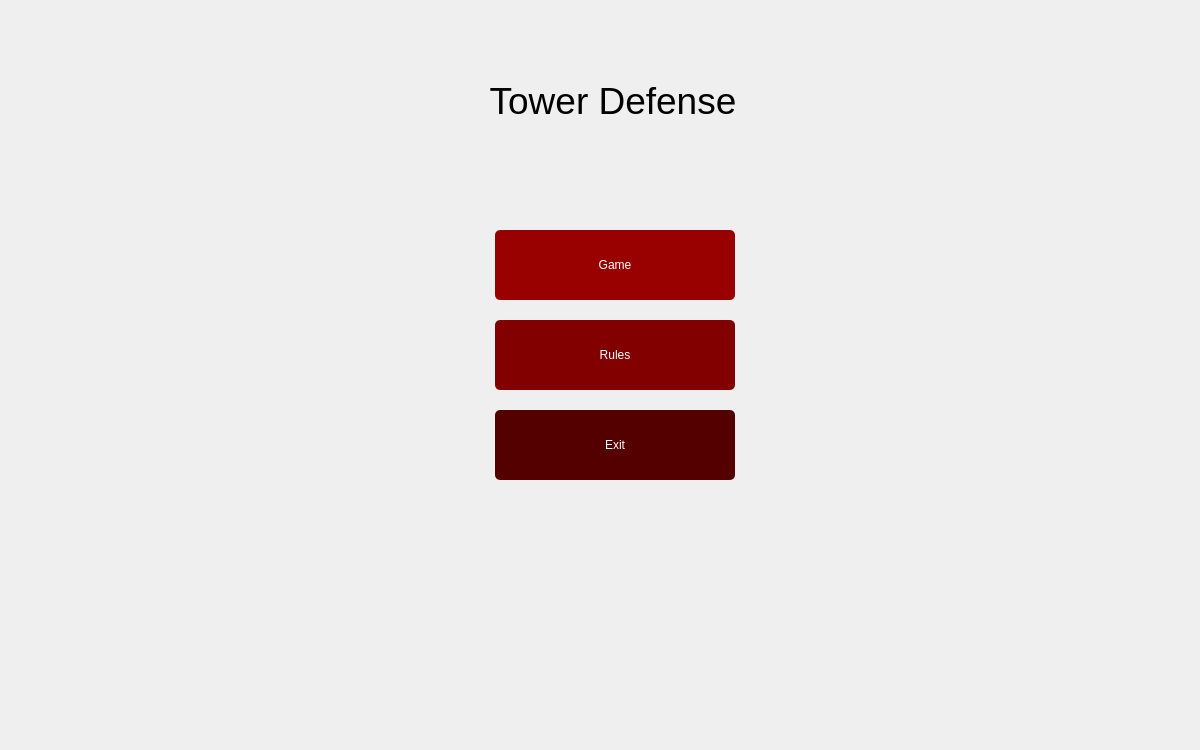
Above: TowerDefense/mainwindow.ui from vanny-laure-lamorte/POODPUML before the change. Below: the same form after it.
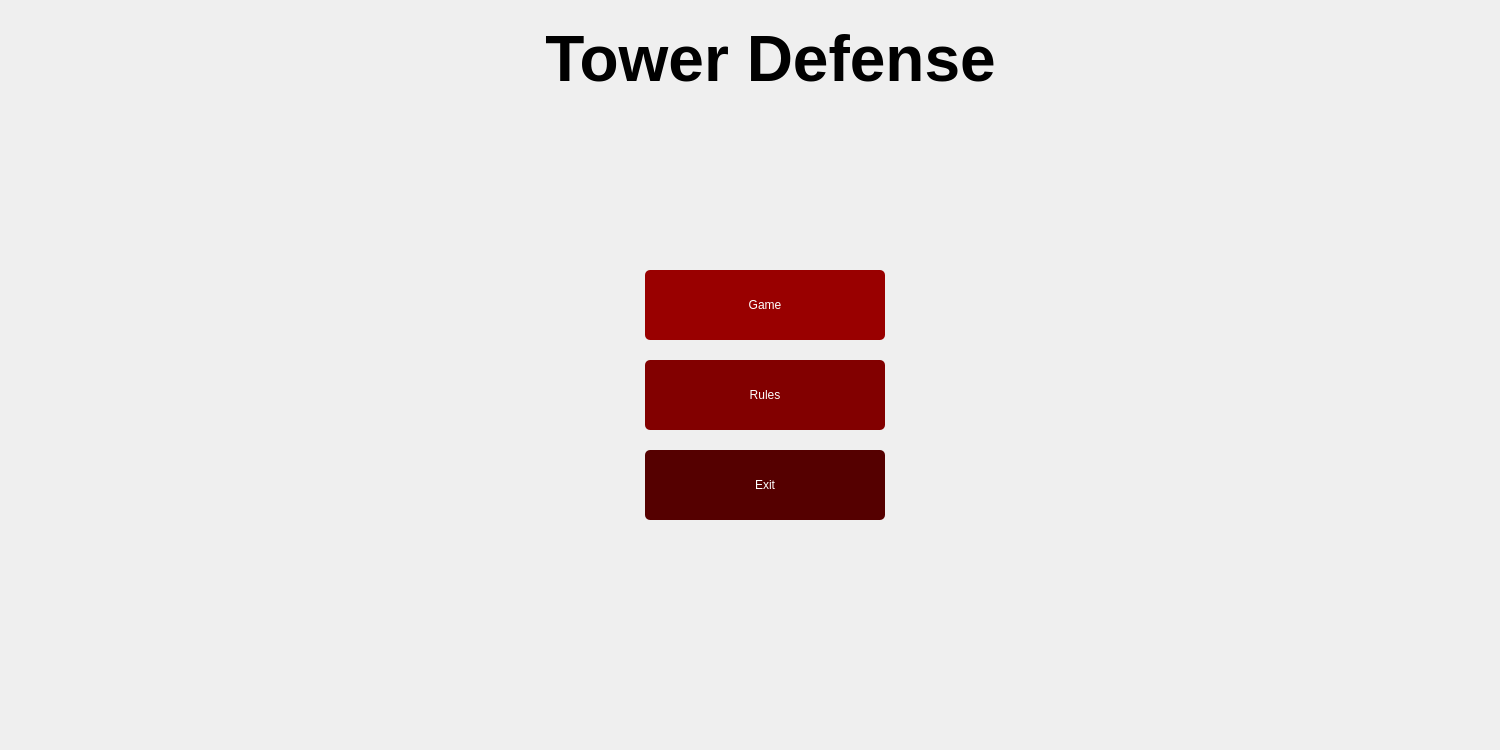
That is the form after the change. The open tabs and pages were chosen to show the change. Icons and pictures are not drawn.

Commit message: (feat) Added return to enu button on page game

The edit to the form file:
```diff
--- a/TowerDefense/mainwindow.ui
+++ b/TowerDefense/mainwindow.ui
@@ -6,13 +6,13 @@
    <rect>
     <x>0</x>
     <y>0</y>
-    <width>1200</width>
+    <width>1500</width>
     <height>750</height>
    </rect>
   </property>
   <property name="maximumSize">
    <size>
-    <width>1200</width>
+    <width>1500</width>
     <height>750</height>
    </size>
   </property>
@@ -26,6 +26,18 @@
    <string notr="true"/>
   </property>
   <widget class="QWidget" name="centralwidget">
+   <property name="minimumSize">
+    <size>
+     <width>1500</width>
+     <height>750</height>
+    </size>
+   </property>
+   <property name="maximumSize">
+    <size>
+     <width>1500</width>
+     <height>750</height>
+    </size>
+   </property>
    <property name="autoFillBackground">
     <bool>false</bool>
    </property>
@@ -37,8 +49,8 @@
      <rect>
       <x>0</x>
       <y>0</y>
-      <width>1201</width>
-      <height>721</height>
+      <width>1500</width>
+      <height>750</height>
      </rect>
     </property>
     <property name="currentIndex">
@@ -56,8 +68,8 @@
      <widget class="QPushButton" name="buttonExit">
       <property name="geometry">
        <rect>
-        <x>495</x>
-        <y>410</y>
+        <x>645</x>
+        <y>450</y>
         <width>240</width>
         <height>70</height>
        </rect>
@@ -83,8 +95,8 @@
      <widget class="QPushButton" name="buttonGame">
       <property name="geometry">
        <rect>
-        <x>495</x>
-        <y>230</y>
+        <x>645</x>
+        <y>270</y>
         <width>240</width>
         <height>70</height>
        </rect>
@@ -110,21 +122,21 @@
      <widget class="QLabel" name="label">
       <property name="geometry">
        <rect>
-        <x>460</x>
-        <y>70</y>
-        <width>306</width>
-        <height>63</height>
+        <x>410</x>
+        <y>-20</y>
+        <width>721</width>
+        <height>161</height>
        </rect>
       </property>
       <property name="text">
-       <string>&lt;html&gt;&lt;head/&gt;&lt;body&gt;&lt;p align=&quot;center&quot;&gt;&lt;span style=&quot; font-size:28pt;&quot;&gt;Tower Defense&lt;/span&gt;&lt;/p&gt;&lt;/body&gt;&lt;/html&gt;</string>
+       <string>&lt;html&gt;&lt;head/&gt;&lt;body&gt;&lt;p align=&quot;center&quot;&gt;&lt;span style=&quot; font-size:48pt; font-weight:700;&quot;&gt;Tower Defense&lt;/span&gt;&lt;/p&gt;&lt;/body&gt;&lt;/html&gt;</string>
       </property>
      </widget>
      <widget class="QPushButton" name="buttonRules">
       <property name="geometry">
        <rect>
-        <x>495</x>
-        <y>320</y>
+        <x>645</x>
+        <y>360</y>
         <width>240</width>
         <height>70</height>
        </rect>
```
Left out of the diff: 17 changed lines with no effect on the pictures. The commit also changes 7 other files.
